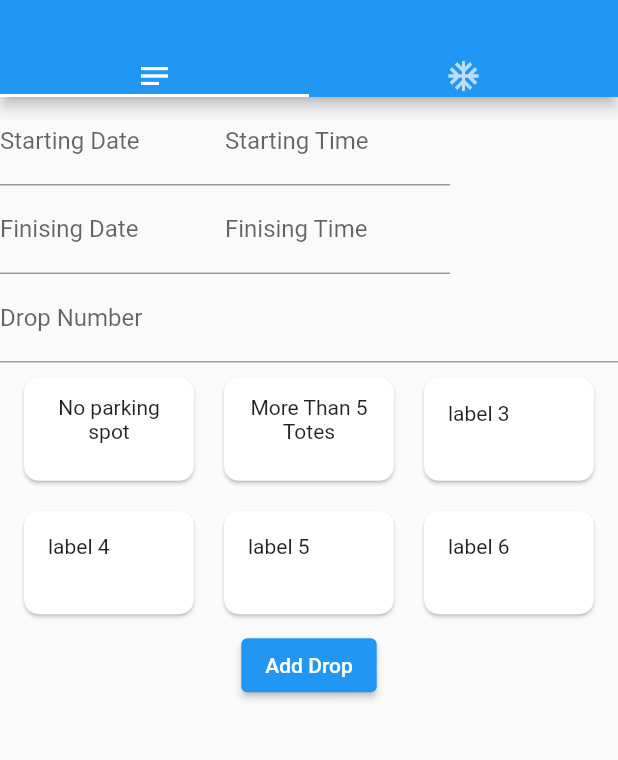
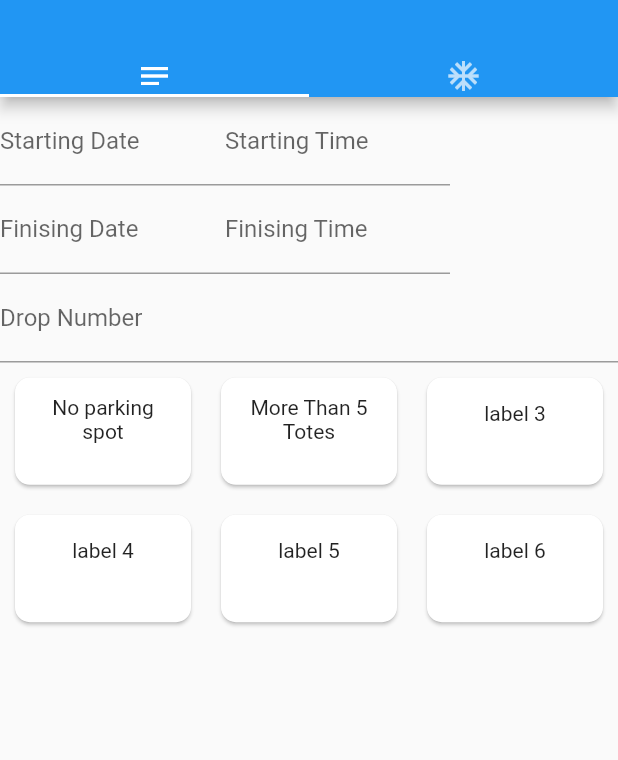
Before and after one commit to BryanBudelon/DriverNotes, a Flutter app: the screen it shows after launch, on a phone screen of 412 x 824 dp, the part 59-819 px from its top. Run offline on Flutter 3.47's test engine with Material 2 defaults, Android fonts, the phone set to English and light mode, and no system bars.

Commit message:
gridview not working

```diff
--- a/driver_notes/lib/main.dart
+++ b/driver_notes/lib/main.dart
@@ -245,18 +245,14 @@ class _MyAppState extends State<MyApp> {
           ),
           body: TabBarView(children: [
             // Action Tab
-            SizedBox(
-              width: 400,
-              height: 400,
-              child: Column(
+            Column(
               children: [
                 Row(children: [
                   Container(
                     child: SizedBox(
                       width: 150,
                       child: TextField(
-                          decoration:
-                              InputDecoration(labelText: 'Starting Date'),
+                        decoration: InputDecoration(labelText: 'Starting Date'),
                         controller: startDate,
                         onTap: _startDatePicker,
                       ),
@@ -294,10 +290,9 @@ class _MyAppState extends State<MyApp> {
                   keyboardType: TextInputType.number,
                   controller: dropController,
                 ),
-                  SizedBox(
-                    child: ReasonSelection(textController, dropController),
-                    //height: 400,
-                    //width: 400,
+                Flex(
+                  direction: Axis.vertical,
+                  children: [ReasonSelection(textController, dropController)],
                 ),
                 /*Container(
                   width: 300,
@@ -364,7 +359,6 @@ class _MyAppState extends State<MyApp> {
                 ) */
               ],
             ),
-            ),
             // Result Tab
             NotesTab(
                 textController, startDate, startTime, finishDate, finishTime),
--- a/driver_notes/lib/reason_selection.dart
+++ b/driver_notes/lib/reason_selection.dart
@@ -35,12 +35,8 @@ class _ReasonSelectionState extends State<ReasonSelection> {
 
   @override
   Widget build(BuildContext context) {
-    return Container(
-      width: 400,
-      height: 300,
-      child: Column(children: [
-        GridView.builder(
-          physics: NeverScrollableScrollPhysics(),
+    return GridView.builder(
+      //physics: NeverScrollableScrollPhysics(),
       shrinkWrap: true,
       scrollDirection: Axis.vertical,
       itemCount: 6,
@@ -53,13 +49,12 @@ class _ReasonSelectionState extends State<ReasonSelection> {
         return Card(
             key: ValueKey(options[index].description),
             margin: const EdgeInsets.all(10),
-                shape: RoundedRectangleBorder(
-                    borderRadius: BorderRadius.circular(10)),
+            shape:
+                RoundedRectangleBorder(borderRadius: BorderRadius.circular(10)),
 
             // The color depends on this is selected or not
-                color: options[index].isSelected == true
-                    ? Colors.amber
-                    : Colors.white,
+            color:
+                options[index].isSelected == true ? Colors.amber : Colors.white,
             child: ListTile(
               onTap: () {
                 // if this item isn't selected yet, "isSelected": false -> true
@@ -70,9 +65,12 @@ class _ReasonSelectionState extends State<ReasonSelection> {
                   selectedItems[index] = options[index].description;
                 });
               },
-                  leading: Text(
+              leading: Container(
+                width: 100,
+                child: Text(
                   options[index].description.toString(),
                   textAlign: TextAlign.center,
+                ),
               ),
               /*title: Text(
             options[index].description,
@@ -107,39 +105,6 @@ class _ReasonSelectionState extends State<ReasonSelection> {
           ),
         ),
       ); */
-        ),
-        ElevatedButton(
-          //onPressed: () => insertText('Drop \n', textController),
-          //onPressed: () => showModalOptions(context),
-          onPressed: () => {
-            InsertText().insertText(
-                'Drop Number: ' + widget.dropsController.text + '\n',
-                widget.textController),
-            for (var i = 0; i < selectedItems.length; i++)
-              {
-                if (selectedItems[i].isNotEmpty)
-                  if (i == 0)
-                    {
-                      InsertText().insertText(
-                          selectedItems[i] + ' + ', widget.textController),
-                    }
-                  else if (i != selectedItems.length)
-                    {
-                      InsertText().insertText(
-                          selectedItems[i] + ' ', widget.textController)
-                    }
-              },
-            setState(() {
-              for (var i = 0; i < options.length; i++) {
-                options[i].isSelected = false;
-                selectedItems[i] = '';
-              }
-            })
-          },
-          // Talvez colocar para adicionar item no TextField ao selecionar o item
-          child: Text('Add Drop'),
-        ),
-      ]),
     );
   }
 }
```
Also changed, not shown: 1 other file. Lines whose indentation alone changed are shown as unchanged.
